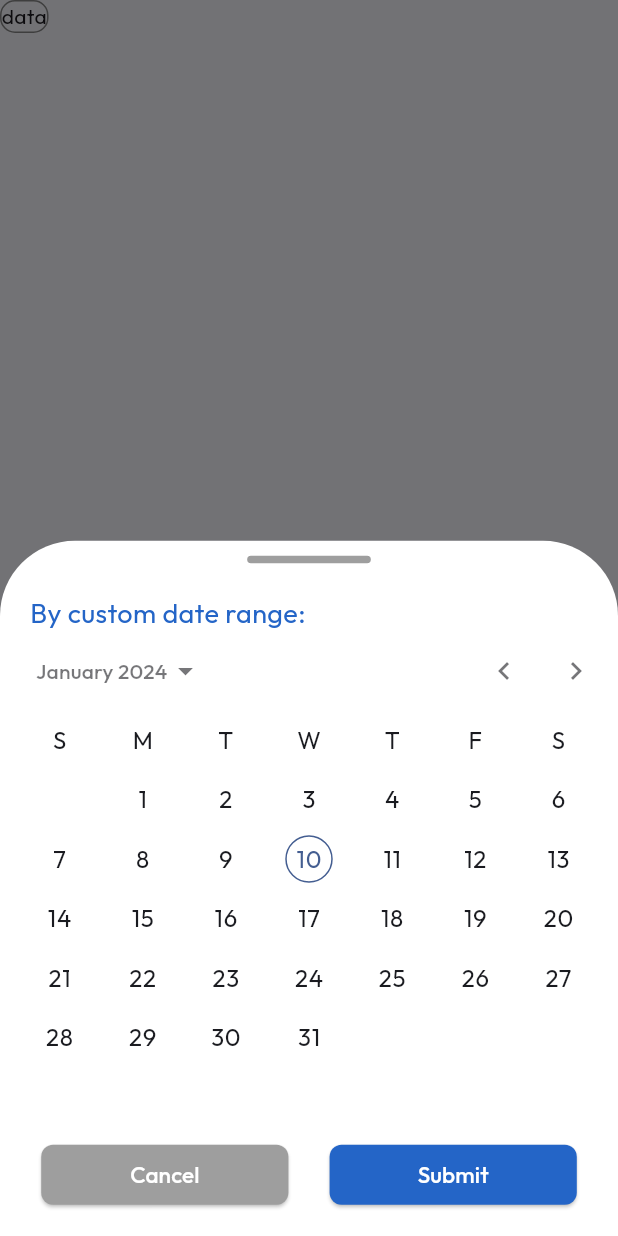
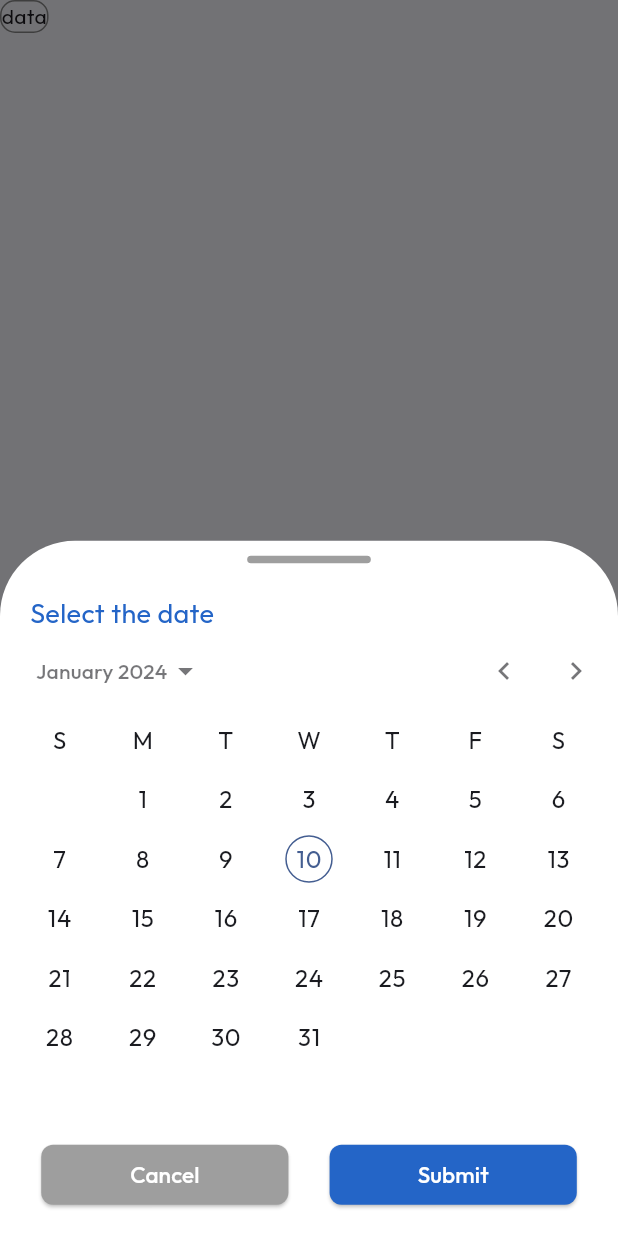
Before and after one commit to NekoIchigo/ems_v4, a Flutter app: the CustomDateInput widget shown alone on an empty page, opened directly, after a tap on "data", on a phone screen of 412 x 824 dp. Run offline on Flutter 3.47's test engine with Material 3 defaults, Android fonts, the phone set to English and light mode, and no system bars; drawn by our look-alikes of calendar_date_picker2; our stand-ins replace convex_bottom_bar, flutter_svg, geolocator, get, google_fonts, loading_animation_widget and 3 more; missing offline and left inert: flutter_device_type; accounts and stored records are empty; network calls fail; statements that could not run were skipped; project files that could hold a hidden picture were left out.

Commit message:
feat: component  for date picker

```diff
--- a/lib/views/layout/private/time_entries/widgets/custom_date_bottomsheet.dart
+++ b/lib/views/layout/private/time_entries/widgets/custom_date_bottomsheet.dart
@@ -1,22 +1,19 @@
-import 'package:ems_v4/controller/time_entries_controller.dart';
 import 'package:ems_v4/global/constants.dart';
-import 'package:ems_v4/global/services/auth_service.dart';
 import 'package:ems_v4/views/widgets/buttons/rounded_custom_button.dart';
 import 'package:flutter/material.dart';
 import 'package:calendar_date_picker2/calendar_date_picker2.dart';
 import 'package:get/get.dart';
 
 class CustomDateBottomsheet extends StatefulWidget {
-  const CustomDateBottomsheet({super.key});
+  final String type; // range or default single
+
+  const CustomDateBottomsheet({super.key, required this.type});
 
   @override
   State<CustomDateBottomsheet> createState() => _CustomDateBottomsheetState();
 }
 
 class _CustomDateBottomsheetState extends State<CustomDateBottomsheet> {
-  final TimeEntriesController _timeEntriesController =
-      Get.find<TimeEntriesController>();
-  final AuthService _authService = Get.find<AuthService>();
   List<DateTime?> _dates = <DateTime?>[];
 
   @override
@@ -42,13 +39,15 @@ class _CustomDateBottomsheetState extends State<CustomDateBottomsheet> {
             ),
           ),
           const SizedBox(height: 20),
-          const Padding(
-            padding: EdgeInsets.only(left: 20.0),
+          Padding(
+            padding: const EdgeInsets.only(left: 20.0),
             child: Align(
               alignment: Alignment.centerLeft,
               child: Text(
-                "By custom date range:",
-                style: TextStyle(color: primaryBlue, fontSize: 18),
+                widget.type == "range"
+                    ? "Select the date range:"
+                    : "Select the date",
+                style: const TextStyle(color: primaryBlue, fontSize: 18),
               ),
             ),
           ),
@@ -56,7 +55,9 @@ class _CustomDateBottomsheetState extends State<CustomDateBottomsheet> {
             height: Get.height * .4,
             child: CalendarDatePicker2(
               config: CalendarDatePicker2Config(
-                calendarType: CalendarDatePicker2Type.range,
+                calendarType: widget.type == "range"
+                    ? CalendarDatePicker2Type.range
+                    : CalendarDatePicker2Type.single,
               ),
               value: _dates,
               onValueChanged: (dates) => _dates = dates,
@@ -74,18 +75,28 @@ class _CustomDateBottomsheetState extends State<CustomDateBottomsheet> {
               ),
               RoundedCustomButton(
                 onPressed: () {
-                  if (_dates.length == 2) {
-                    _timeEntriesController.getAttendanceList(
-                      employeeId: _authService.employee.value.id,
-                      months: 0,
-                      startDate: _dates[0],
-                      endDate: _dates[1],
-                    );
-                    Get.back();
+                  if (widget.type == "range") {
+                    if (_dates.length == 2) {
+                      Get.back(result: _dates);
+                    } else {
+                      Get.snackbar(
+                        "Invalid Action",
+                        "Please select the date range.",
+                        backgroundColor: colorError,
+                        colorText: Colors.white,
+                      );
+                    }
                   } else {
-                    Get.snackbar("Invalid Action",
-                        "Please select the custom date range.",
-                        backgroundColor: colorError, colorText: Colors.white);
+                    if (_dates.isNotEmpty) {
+                      Get.back(result: _dates[0]);
+                    } else {
+                      Get.snackbar(
+                        "Invalid Action",
+                        "Please select a date.",
+                        backgroundColor: colorError,
+                        colorText: Colors.white,
+                      );
+                    }
                   }
                 },
                 label: "Submit",
--- a/lib/views/layout/private/time_entries/widgets/time_entries_index.dart
+++ b/lib/views/layout/private/time_entries/widgets/time_entries_index.dart
@@ -69,7 +69,9 @@ class _TimeEntriesIndexState extends State<TimeEntriesIndex> {
                   onChanged: (value) {
                     // This is called when the user selects an item.
                     if (value["month"] == 0) {
-                      Get.bottomSheet(const CustomDateBottomsheet());
+                      Get.bottomSheet(
+                        const CustomDateBottomsheet(type: "range"),
+                      );
                     } else {
                       _timeEntriesController.getAttendanceList(
                         employeeId: _authService.employee.value.id,
--- a/lib/views/widgets/dropdown/month_filter_dropdown.dart
+++ b/lib/views/widgets/dropdown/month_filter_dropdown.dart
@@ -54,7 +54,7 @@ class _MonthFilterDropdownState extends State<MonthFilterDropdown> {
               onChanged: (value) {
                 // This is called when the user selects an item.
                 if (value["month"] == 0) {
-                  Get.bottomSheet(const CustomDateBottomsheet());
+                  Get.bottomSheet(const CustomDateBottomsheet(type: "range"));
                 } else {
                   widget.onChanged(value);
                 }
--- a/lib/views/widgets/inputs/date_input.dart
+++ b/lib/views/widgets/inputs/date_input.dart
@@ -15,7 +15,7 @@ class _CustomDateInputState extends State<CustomDateInput> {
   Widget build(BuildContext context) {
     return InkWell(
       onTap: () {
-        Get.bottomSheet(const CustomDateBottomsheet());
+        Get.bottomSheet(const CustomDateBottomsheet(type: "single"));
       },
       child: Container(
         decoration: BoxDecoration(
```
